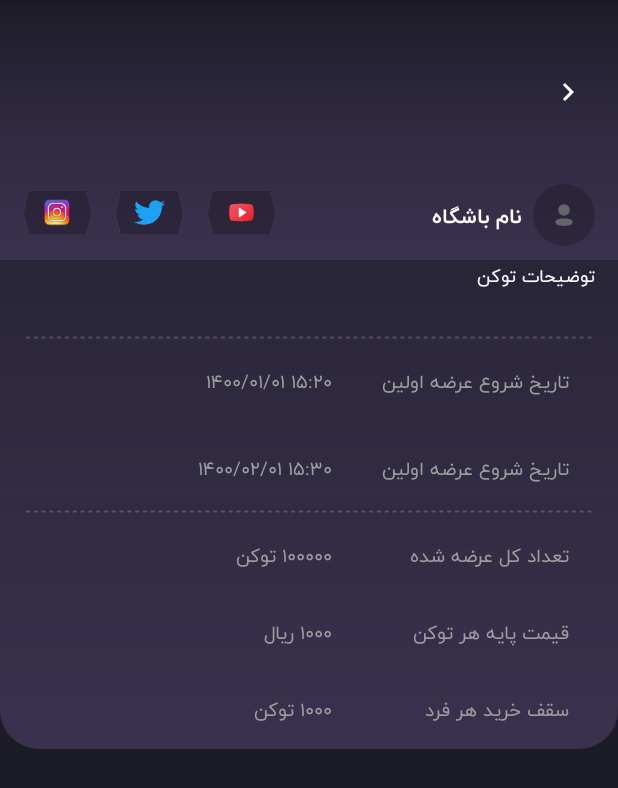
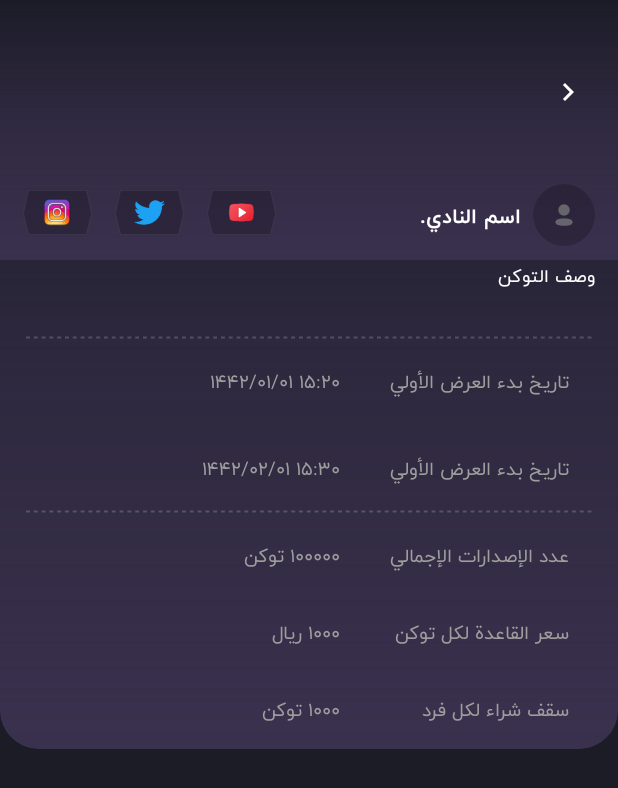
Before and after one commit to FanitoApp/Fanito-AndroidClient, an Android app: the layout fragment_token_detail.xml on its own in the app's theme, with its tools: preview values and no code run, on a phone screen of 412 x 824 dp. Shown: the top 788 px of the screen. Run offline under Robolectric (Android 15) with nearby library versions, the phone set to English and light mode, and no system bars; network calls fail.

Commit message:
fix_changes

```diff
--- a/app/src/main/res/layout/fragment_news.xml
+++ b/app/src/main/res/layout/fragment_news.xml
@@ -89,7 +89,7 @@
                     android:textColor="@color/grey_500"
                     android:textSize="@dimen/_11ssp"
                     app:layout_constraintTop_toBottomOf="@id/banner"
-                    android:text="شرح خبر"
+                    android:text="وصف الخبر"
                     tools:text="@{viewModel.new.description}"
                     android:layout_gravity="right"
                     android:layout_marginBottom="@dimen/_15sdp"
--- a/app/src/main/res/layout/fragment_token_detail.xml
+++ b/app/src/main/res/layout/fragment_token_detail.xml
@@ -80,7 +80,7 @@
         app:layout_constraintHorizontal_bias="1.0"
         app:layout_constraintRight_toLeftOf="@+id/club_icon"
         app:layout_constraintTop_toTopOf="@id/club_icon"
-        android:text="نام باشگاه" />
+        android:text="اسم النادي." />
 
     <!--
     <LinearLayout
@@ -186,7 +186,7 @@
         app:layout_constraintLeft_toLeftOf="parent"
         app:layout_constraintRight_toRightOf="parent"
         app:layout_constraintTop_toBottomOf="@id/club_icon"
-        android:text="توضیحات توکن" />
+        android:text="وصف التوكن" />
         <ImageView
             android:id="@+id/zipline1"
             android:layout_width="match_parent"
@@ -207,7 +207,7 @@
             android:textColor="@color/grey_500"
             android:textSize="@dimen/_11ssp"
             app:layout_constraintTop_toBottomOf="@id/zipline1"
-            android:text="تاریخ شروع عرضه اولین"
+            android:text="تاريخ بدء العرض الأولي"
             android:layout_marginBottom="@dimen/_27sdp"
             app:layout_constraintBottom_toTopOf="@id/dateEndTitle"
             app:layout_constraintRight_toRightOf="parent"/>
@@ -224,7 +224,7 @@
             android:textSize="@dimen/_11ssp"
             app:layout_constraintTop_toBottomOf="@id/zipline1"
             app:layout_constraintRight_toLeftOf="@id/dateStartTitle"
-            android:text="1400/01/01 15:20"
+            android:text="1442/01/01 15:20"
             android:layout_marginBottom="@dimen/_27sdp"
             app:layout_constraintBottom_toTopOf="@id/dateEnd"
             app:layout_constraintRight_toRightOf="parent"/>
@@ -238,7 +238,7 @@
             android:layout_marginTop="@dimen/_27sdp"
             android:textSize="@dimen/_11ssp"
             app:layout_constraintTop_toBottomOf="@id/dateStart"
-            android:text="تاریخ شروع عرضه اولین"
+            android:text="تاريخ بدء العرض الأولي"
             app:layout_constraintRight_toRightOf="parent"/>
         <TextView
             android:id="@+id/dateEnd"
@@ -254,7 +254,7 @@
             shortDateFormat="@{true}"
             app:layout_constraintTop_toBottomOf="@id/dateStart"
             app:layout_constraintRight_toLeftOf="@id/dateEndTitle"
-            android:text="1400/02/01 15:30"
+            android:text="1442/02/01 15:30"
             app:layout_constraintRight_toRightOf="parent"/>
         <ImageView
             android:id="@+id/zipline2"
@@ -277,7 +277,7 @@
             android:layout_marginRight="@dimen/_25sdp"
             android:textColor="@color/grey_500"
             android:textSize="@dimen/_11ssp"
-            android:text="تعداد کل عرضه شده"
+            android:text="عدد الإصدارات الإجمالي"
             app:layout_constraintRight_toRightOf="parent"
             app:layout_constraintTop_toBottomOf="@id/zipline2"
             app:layout_constraintBottom_toTopOf="@+id/tokenCostTitle"
@@ -313,7 +313,7 @@
             app:layout_constraintRight_toRightOf="parent"
             app:layout_constraintTop_toBottomOf="@id/tokenCountTiltle"
             android:layout_marginTop="@dimen/_22sdp"
-            android:text="قیمت پایه هر توکن" />
+            android:text="سعر القاعدة لكل توكن" />
 
         <TextView
             android:id="@+id/tokenCost"
@@ -343,7 +343,7 @@
             android:textSize="@dimen/_11ssp"
             android:layout_marginTop="@dimen/_22sdp"
             app:layout_constraintTop_toBottomOf="@id/tokenCostTitle"
-            android:text="سقف خرید هر فرد"
+            android:text="سقف شراء لكل فرد"
             android:layout_marginBottom="@dimen/_27sdp"
             app:layout_constraintRight_toRightOf="parent"/>
         <TextView
--- a/app/src/main/res/layout/fragment_token_info.xml
+++ b/app/src/main/res/layout/fragment_token_info.xml
@@ -91,7 +91,7 @@
         app:layout_constraintLeft_toRightOf="@+id/layout_token"
         app:layout_constraintRight_toLeftOf="@+id/club_icon"
         app:layout_constraintTop_toTopOf="@id/club_icon"
-        tools:text="نام باشگاه" />
+        tools:text="اسم النادي." />
 
       <!--
       <LinearLayout
@@ -180,7 +180,7 @@
         app:layout_constraintLeft_toLeftOf="parent"
         app:layout_constraintRight_toRightOf="parent"
         app:layout_constraintTop_toBottomOf="@id/club_icon"
-        tools:text="توضیحات توکن" />
+        tools:text="وصف التوكن" />
 
       <TextView
         android:id="@+id/surveys_title"
--- a/app/src/main/res/layout/fragment_wallet.xml
+++ b/app/src/main/res/layout/fragment_wallet.xml
@@ -46,7 +46,7 @@
         android:text="@{viewModel.userFullName}"
         android:textColor="@color/white"
         android:textSize="@dimen/_12ssp"
-        tools:text="نام کامل کاربری" />
+        tools:text="الاسم الكامل للمستخدم" />
 
       <de.hdodenhof.circleimageview.CircleImageView
         android:id="@+id/profile_wallet"
@@ -113,7 +113,7 @@
             android:visibility="@{viewModel.userBalance == null ? View.INVISIBLE : View.VISIBLE, default=invisible}"
             app:layout_constraintRight_toRightOf="@+id/my_balance_title"
             app:layout_constraintTop_toBottomOf="@+id/my_balance_title"
-            tools:text="موجودی"
+            tools:text="الرصيد"
             tools:visibility="visible" />
 
           <TextView
--- a/app/src/main/res/layout/item_club_news.xml
+++ b/app/src/main/res/layout/item_club_news.xml
@@ -57,7 +57,7 @@
       app:layout_constraintLeft_toLeftOf="parent"
       app:layout_constraintRight_toRightOf="parent"
       app:layout_constraintTop_toBottomOf="@id/photo"
-      tools:text="متن خبر " />
+      tools:text="نص الخبر" />
 
   </androidx.constraintlayout.widget.ConstraintLayout>
 </layout>
--- a/app/src/main/res/layout/item_fan_token.xml
+++ b/app/src/main/res/layout/item_fan_token.xml
@@ -66,7 +66,7 @@
       android:textSize="@dimen/_12ssp"
       app:layout_constraintRight_toRightOf="parent"
       app:layout_constraintTop_toBottomOf="@id/club_icon"
-      tools:text="نام باشگاه" />
+      tools:text="اسم النادي." />
 
     <TextView
       android:id="@+id/token_price"
@@ -84,7 +84,7 @@
       app:layout_constraintLeft_toRightOf="@id/vGuideline"
       app:layout_constraintRight_toRightOf="parent"
       app:layout_constraintTop_toBottomOf="@id/club_name"
-      tools:text="قیمت توکن" />
+      tools:text="سعر التوكن" />
 
     <TextView
       android:id="@+id/token_percent"
@@ -149,7 +149,7 @@
       app:layout_constraintHorizontal_bias="1.0"
       app:layout_constraintLeft_toLeftOf="parent"
       app:layout_constraintRight_toLeftOf="@+id/participants_divider"
-      tools:text="تعداد توکن" />
+      tools:text="عدد التوكنات" />
 
   </androidx.constraintlayout.widget.ConstraintLayout>
 </layout>
--- a/app/src/main/res/layout/item_temporary_home.xml
+++ b/app/src/main/res/layout/item_temporary_home.xml
@@ -70,7 +70,7 @@
       android:textSize="@dimen/_12ssp"
       app:layout_constraintRight_toRightOf="parent"
       app:layout_constraintTop_toBottomOf="@id/club_icon"
-      tools:text="نام باشگاه" />
+      tools:text="اسم النادي." />
 
     <TextView
       android:id="@+id/token_price"
@@ -87,7 +87,7 @@
       app:layout_constraintLeft_toRightOf="@id/vGuideline"
       app:layout_constraintRight_toRightOf="parent"
       app:layout_constraintTop_toBottomOf="@id/club_name"
-      tools:text="قیمت توکن" />
+      tools:text="سعر التوكن" />
 
     <TextView
       android:id="@+id/token_percent"
@@ -151,7 +151,7 @@
       app:layout_constraintHorizontal_bias="1.0"
       app:layout_constraintLeft_toLeftOf="parent"
       app:layout_constraintRight_toLeftOf="@+id/participants_divider"
-      tools:text="تعداد شرکت کننده" />
+      tools:text="عدد المشاركين" />
 
   </androidx.constraintlayout.widget.ConstraintLayout>
 </layout>
--- a/app/src/main/res/layout/item_token_survey.xml
+++ b/app/src/main/res/layout/item_token_survey.xml
@@ -55,7 +55,7 @@
       app:layout_constraintLeft_toRightOf="@+id/participants_count"
       app:layout_constraintRight_toRightOf="parent"
       app:layout_constraintTop_toBottomOf="@id/description"
-      tools:text="وضعیت نظرسنجی" />
+      tools:text="حالة الاستطلاع" />
 
     <TextView
       android:id="@+id/tokens_count"
@@ -68,7 +68,7 @@
       android:textSize="@dimen/_9ssp"
       app:layout_constraintBaseline_toBaselineOf="@id/state"
       app:layout_constraintLeft_toLeftOf="parent"
-      tools:text="تعداد توکن" />
+      tools:text="عدد التوكنات" />
 
     <View
       android:id="@+id/tokens_divider"
@@ -94,7 +94,7 @@
       android:textSize="@dimen/_9ssp"
       app:layout_constraintBaseline_toBaselineOf="@id/state"
       app:layout_constraintLeft_toRightOf="@+id/tokens_divider"
-      tools:text="تعداد شرکت کننده" />
+      tools:text="عدد المشاركين" />
 
   </androidx.constraintlayout.widget.ConstraintLayout>
 </layout>
--- a/app/src/main/res/layout/item_tx_history.xml
+++ b/app/src/main/res/layout/item_tx_history.xml
@@ -36,7 +36,7 @@
       android:textSize="@dimen/_11ssp"
       app:layout_constraintRight_toLeftOf="@+id/token_photo"
       app:layout_constraintTop_toBottomOf="@+id/token_name"
-      tools:text="مبلغ توکن" />
+      tools:text="مبلغ التوكن." />
 
     <LinearLayout
       android:layout_width="0dp"
@@ -54,7 +54,7 @@
         android:textSize="@dimen/_11ssp"
         app:layout_constraintRight_toLeftOf="@+id/token_photo"
         app:layout_constraintTop_toBottomOf="@+id/token_name"
-        tools:text="وضعیت تراکنش" />
+        tools:text="حالة المعاملة" />
 
       <TextView
         style="@style/RegularTextView"
@@ -65,7 +65,7 @@
         android:textSize="@dimen/_11ssp"
         app:layout_constraintRight_toLeftOf="@+id/token_photo"
         app:layout_constraintTop_toBottomOf="@+id/token_name"
-        tools:text="تاریخ تراکنش" />
+        tools:text="تاريخ المعاملة" />
 
     </LinearLayout>
 
--- a/app/src/main/res/layout/layout_drawer_header.xml
+++ b/app/src/main/res/layout/layout_drawer_header.xml
@@ -35,7 +35,7 @@
     android:textSize="@dimen/_14ssp"
     app:layout_constraintBottom_toTopOf="@id/name_holder"
     app:layout_constraintRight_toLeftOf="@id/profile"
-    tools:text="نام کامل کاربر" />
+    tools:text="الاسم الكامل للمستخدم" />
 
   <TextView
     android:id="@+id/user_number"
@@ -48,7 +48,7 @@
     android:textSize="@dimen/_12ssp"
     app:layout_constraintRight_toLeftOf="@id/profile"
     app:layout_constraintTop_toBottomOf="@id/name_holder"
-    tools:text="شماره کاربر" />
+    tools:text="رقم المستخدم" />
 
   <ImageView
     android:id="@+id/close"
--- a/app/src/main/res/layout/layout_drawer_items.xml
+++ b/app/src/main/res/layout/layout_drawer_items.xml
@@ -186,7 +186,7 @@
     android:layout_marginVertical="@dimen/_7sdp"
     android:gravity="left"
     android:paddingHorizontal="@dimen/_15sdp"
-    android:text="نسخه 1.0.1"
+    android:text="الإصدار 1.0.1"
     android:textColor="@color/blue_grey_400"
     android:textSize="@dimen/_9ssp" />
 </RelativeLayout>
```
Also changed, not shown: app/src/main/res/layout/fragment_voting.xml (+6 -6 lines), app/src/main/res/layout/item_portfolio.xml (+4 -4 lines), app/src/main/res/layout/item_survey_option.xml (+4 -4 lines).
